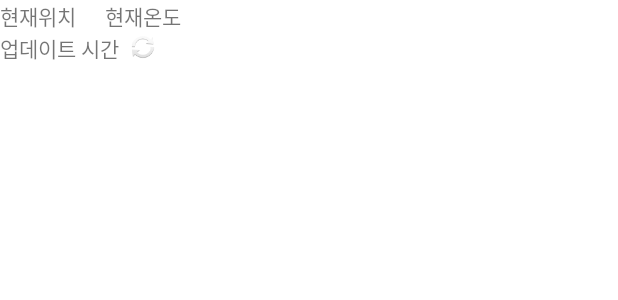
After one commit to plutslet0316/WeatherGarden, an Android app: the layout new_app_widget.xml on its own in the app's theme, with its tools: preview values and no code run, on a phone screen of 412 x 824 dp. The commit adds this screen. Shown: the top 300 px of the screen. Run offline under Robolectric (Android 15) with nearby library versions, the phone set to English and light mode, and no system bars.

Commit message:
기능추가: 위젯, 상단바 포그라운드 서비스
위젯 추가한 후 새로고침 버튼으로 현재 시간 업데이트, 상단바 알림은 포그라운드 서비스로 고정되며 현재 날짜 표시

```diff
--- a/WeatherGarden/app/build.gradle
+++ b/WeatherGarden/app/build.gradle
@@ -25,6 +25,9 @@
         sourceCompatibility JavaVersion.VERSION_1_8
         targetCompatibility JavaVersion.VERSION_1_8
     }
+    buildFeatures {
+        viewBinding true
+    }
 }
 
 dependencies {
--- /dev/null
+++ b/WeatherGarden/app/src/main/res/layout/new_app_widget.xml
@@ -0,0 +1,48 @@
+<LinearLayout xmlns:android="http://schemas.android.com/apk/res/android"
+    xmlns:app="http://schemas.android.com/apk/res-auto"
+    android:layout_width="match_parent"
+    android:layout_height="match_parent"
+    android:orientation="vertical"
+    android:theme="@style/Theme.Noti.AppWidgetContainer">
+
+    <LinearLayout
+        android:layout_width="wrap_content"
+        android:layout_height="wrap_content"
+        android:orientation="horizontal">
+
+        <TextView
+            android:id="@+id/textView"
+            android:layout_width="70dp"
+            android:layout_height="wrap_content"
+            android:text="현재위치" />
+
+        <TextView
+            android:id="@+id/temp"
+            android:layout_width="70dp"
+            android:layout_height="wrap_content"
+            android:text="현재온도" />
+    </LinearLayout>
+
+    <LinearLayout
+        android:layout_width="wrap_content"
+        android:layout_height="wrap_content" >
+
+        <TextView
+            android:id="@+id/updatetime"
+            android:layout_width="wrap_content"
+            android:layout_height="wrap_content"
+            android:text="업데이트 시간"/>
+
+        <ImageButton
+            android:id="@+id/button1"
+            android:layout_marginLeft="6dp"
+            android:layout_width="20dp"
+            android:layout_height="20dp"
+            android:layout_centerHorizontal="true"
+            android:scaleType="fitXY"
+            android:background="#00ff0000"
+            android:src="@android:drawable/ic_popup_sync" />
+
+    </LinearLayout>
+
+</LinearLayout>
--- a/WeatherGarden/app/src/main/res/values/colors.xml
+++ b/WeatherGarden/app/src/main/res/values/colors.xml
@@ -7,4 +7,8 @@
     <color name="teal_700">#FF018786</color>
     <color name="black">#FF000000</color>
     <color name="white">#FFFFFFFF</color>
+    <color name="light_blue_50">#FFE1F5FE</color>
+    <color name="light_blue_200">#FF81D4FA</color>
+    <color name="light_blue_600">#FF039BE5</color>
+    <color name="light_blue_900">#FF01579B</color>
 </resources>
--- a/WeatherGarden/app/src/main/res/values/strings.xml
+++ b/WeatherGarden/app/src/main/res/values/strings.xml
@@ -1,3 +1,6 @@
 <resources>
-    <string name="app_name">WeatherGarden</string>
+    <string name="app_name">날씨정원</string>
+    <string name="appwidget_text">위젯</string>
+    <string name="add_widget">Add widget</string>
+    <string name="app_widget_description">This is an app widget description</string>
 </resources>
```
Also changed, not shown: WeatherGarden/app/src/main/java/com/example/weathergarden/MyService.java (added, +180 -0 lines), WeatherGarden/app/src/main/java/com/example/weathergarden/NewAppWidget.java (added, +126 -0 lines), WeatherGarden/app/src/main/res/drawable-v21/app_widget_background.xml (added, +10 -0 lines), WeatherGarden/app/src/main/res/drawable-v21/app_widget_inner_view_background.xml (added, +10 -0 lines), WeatherGarden/app/src/main/res/values-night-v31/themes.xml (added, +10 -0 lines), WeatherGarden/app/src/main/res/values-v21/styles.xml (added, +12 -0 lines), WeatherGarden/app/src/main/res/values-v31/styles.xml (added, +14 -0 lines), WeatherGarden/app/src/main/res/values-v31/themes.xml (added, +11 -0 lines), WeatherGarden/app/src/main/res/values/attrs.xml (added, +7 -0 lines), WeatherGarden/app/src/main/res/values/dimens.xml (added, +10 -0 lines), WeatherGarden/app/src/main/res/values/styles.xml (added, +12 -0 lines), WeatherGarden/app/src/main/res/xml/new_app_widget_info.xml (added, +16 -0 lines), WeatherGarden/app/src/main/res/drawable-nodpi/example_appwidget_preview.png (added), WeatherGarden/app/src/main/res/drawable/fullmoon.png (added), 2 more files.
